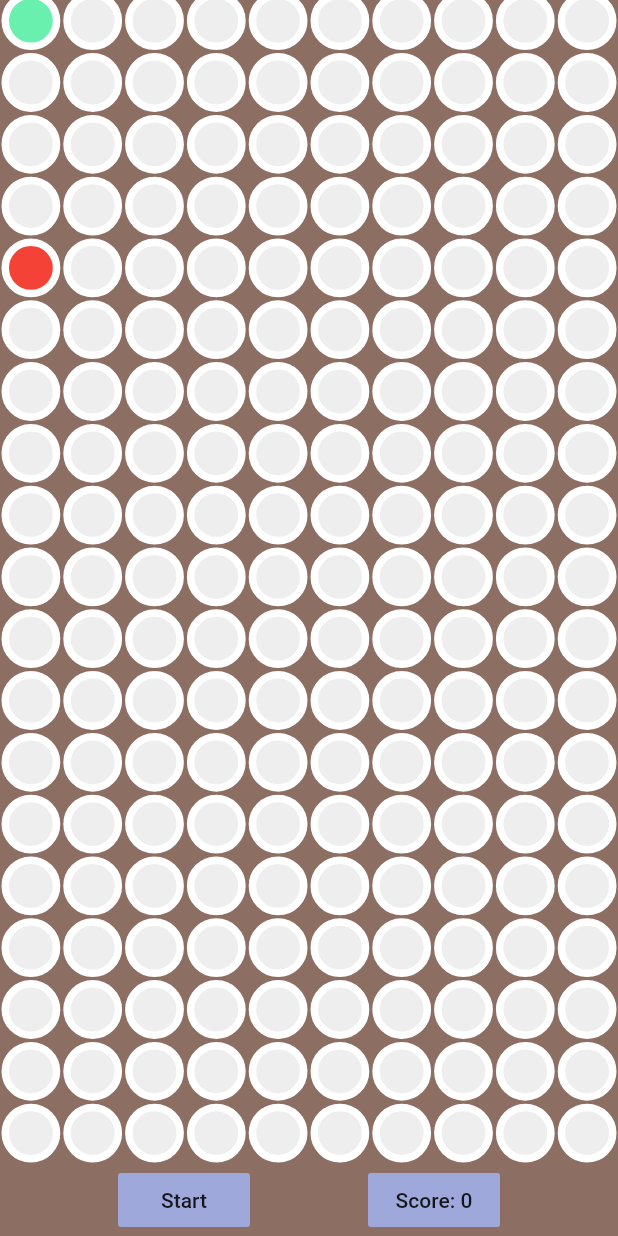
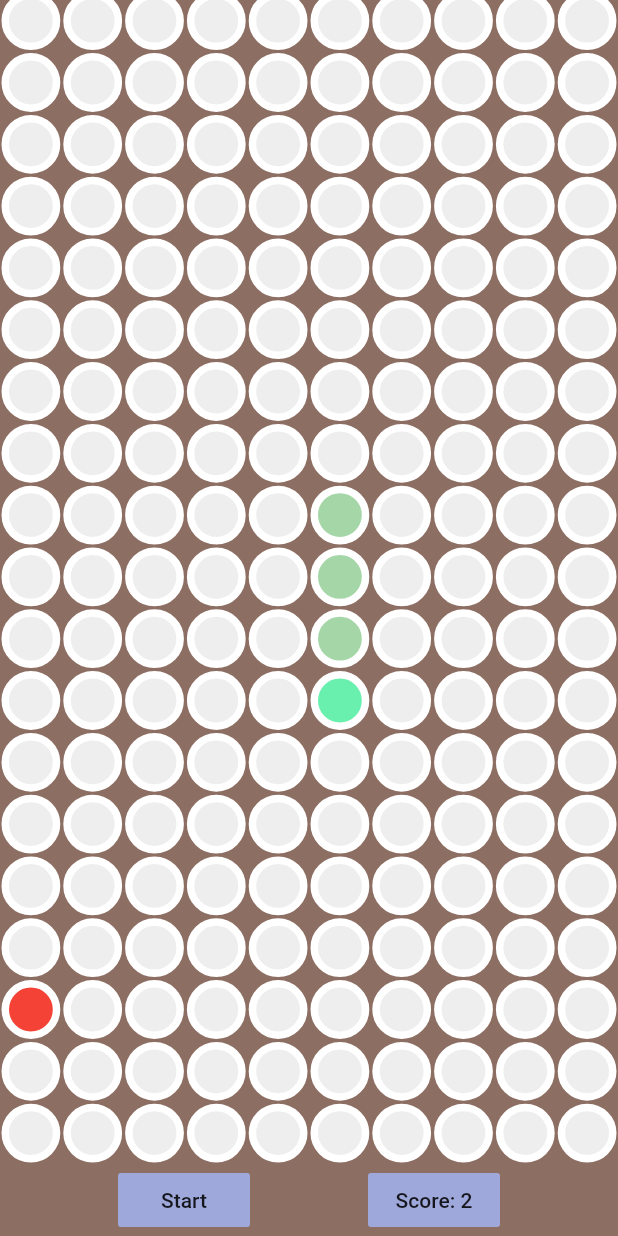
Before and after one commit to blong005/GameLibrary, a Flutter app: the SnakeApp screen opened directly, scrolled down 48 dp, after a tap on "Start", on a phone screen of 412 x 824 dp. Run offline on Flutter 3.47's test engine with Material 2 defaults, Android fonts, the phone set to English and light mode, and no system bars; network calls fail.

Commit message:
Created Random Apple Generator and Started movement/speed of snake.  No directional input changes implemented yet.

```diff
--- a/lib/pages/Snake.dart
+++ b/lib/pages/Snake.dart
@@ -1,6 +1,6 @@
 import 'package:flutter/material.dart';
-//import 'dart:math';
-//import 'dart:async';
+import 'dart:math';
+import 'dart:async';
 
 
 
@@ -27,10 +27,53 @@
   var snake = [[0,1], [0,0]];         //snake start position of size 2 units
   var apple = [0, 5];                 //start pos of food
   bool inGame = false;                //flag signals movement
-  var dir = "down";                   //movement direction
+  var direction = "down";                   //movement direction
+
+  var randomGenerator = Random();
 
   void startGame(){
+    const duration = Duration(milliseconds: 500);       //movement speed
+    snake = [
+      [(numSquaresRow / 2).floor(), (numSquaresCol / 2).floor()]    //snake head
+    ];
 
+    snake.add([snake.first[0], snake.first[1] - 1]);                //snake body
+
+    spawnApple();
+    inGame = true;
+    Timer.periodic(duration,(Timer timer) {
+      moveSnake();
+    });
+  }
+
+  void moveSnake(){
+    setState(() {
+      switch(direction){
+        case 'left':
+        snake.insert(0, [snake.first[0] - 1, snake.first[1]]);
+        break;
+
+        case 'right':
+        snake.insert(0, [snake.first[0] + 1, snake.first[1]]);
+        break;
+
+        case 'up':
+        snake.insert(0, [snake.first[0], snake.first[1] - 1]);
+        break;
+
+        case 'down':
+        snake.insert(0, [snake.first[0], snake.first[1] + 1]);
+        break;
+      }
+    });
+  }
+
+  void spawnApple()
+  {
+    apple = [
+      randomGenerator.nextInt(numSquaresRow),
+      randomGenerator.nextInt(numSquaresCol),
+    ];
   }
 
   @override
```
